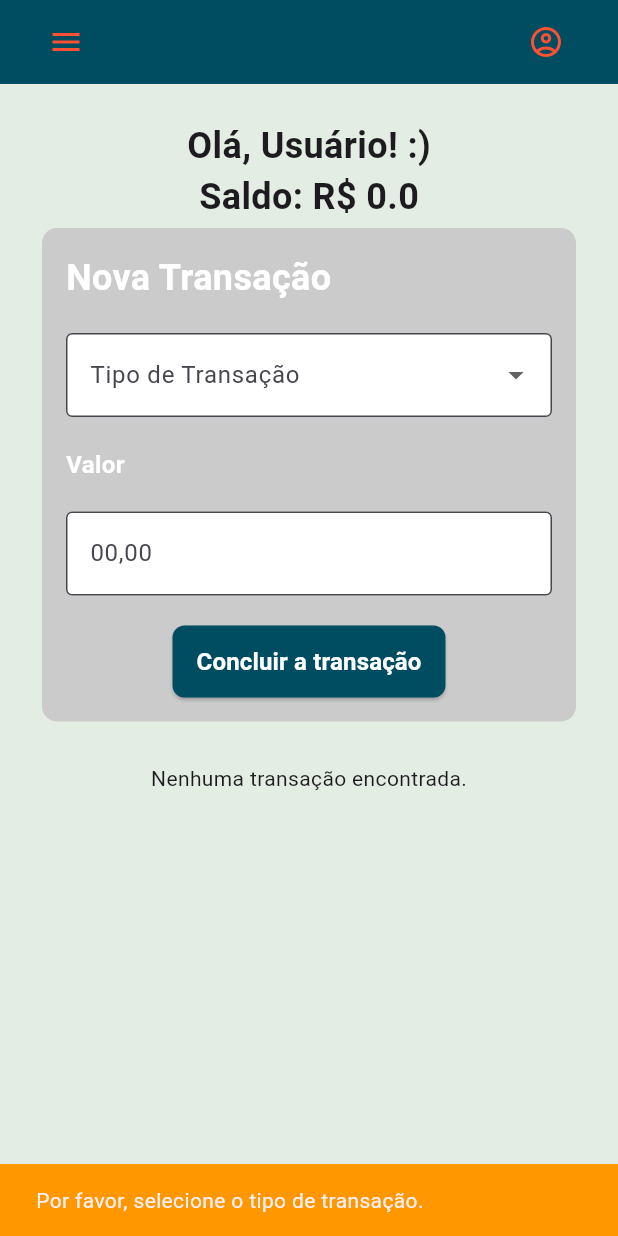
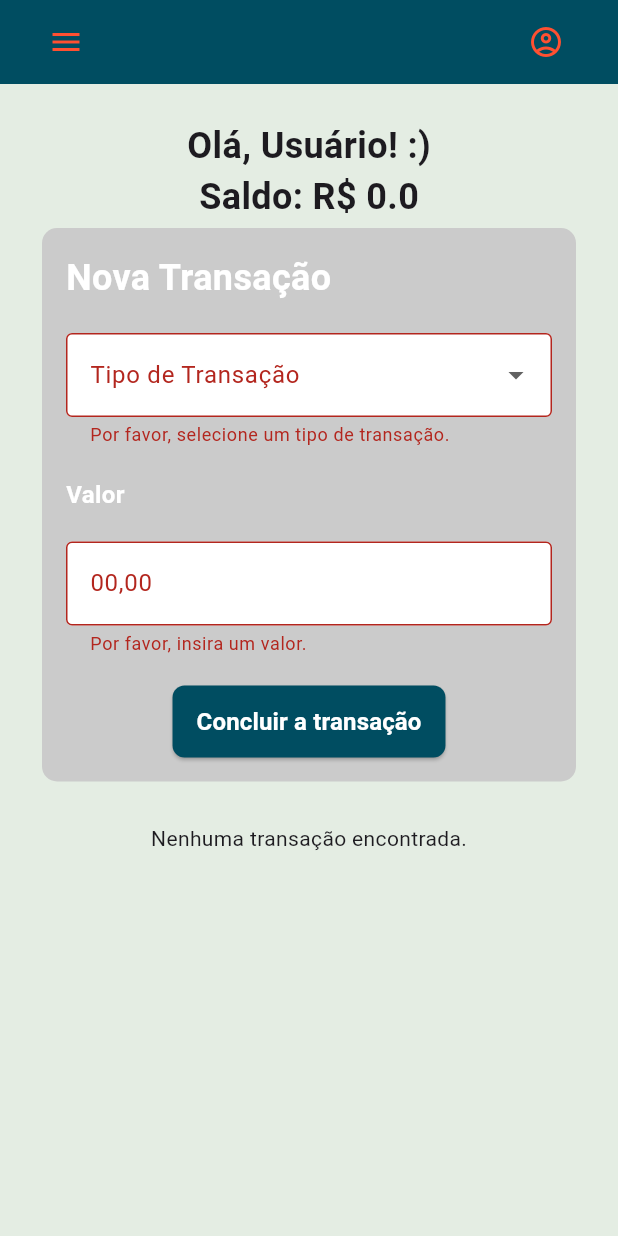
Before and after one commit to CarolBastos/tech_challenge_fase3, a Flutter app: the DashboardScreen screen opened by its route, after a tap on "Concluir a transação", on a phone screen of 412 x 824 dp. Run offline on Flutter 3.47's test engine with Material 3 defaults, Android fonts, the phone set to English and light mode, and no system bars; our stand-ins replace cloud_firestore, firebase_auth, firebase_core; accounts and stored records are empty.

Commit message:
Validadores avançados em nova transação e editar transação

```diff
--- a/lib/widgets/dashboard/new_transaction/new_transaction.dart
+++ b/lib/widgets/dashboard/new_transaction/new_transaction.dart
@@ -16,10 +16,13 @@ class _NewTransactionState extends State<NewTransaction> {
   TextEditingController valorController = TextEditingController();
   List<String> tiposTransacao = ['Depósito', 'Saque', 'Transferência'];
   bool isLoading = false;
+  final _formKey = GlobalKey<FormState>(); // Chave para o formulário
 
   @override
   Widget build(BuildContext context) {
-    return Column(
+    return Form(
+      key: _formKey, // Associa o formulário à chave
+      child: Column(
         crossAxisAlignment: CrossAxisAlignment.start,
         children: [
           Text(
@@ -49,6 +52,12 @@ class _NewTransactionState extends State<NewTransaction> {
               fillColor: AppColors.white,
             ),
             isExpanded: true,
+            validator: (value) {
+              if (value == null || value.isEmpty) {
+                return 'Por favor, selecione um tipo de transação.';
+              }
+              return null;
+            },
           ),
           SizedBox(height: 20),
           Text(
@@ -62,7 +71,7 @@ class _NewTransactionState extends State<NewTransaction> {
           SizedBox(height: 20),
           TextFormField(
             controller: valorController,
-          keyboardType: TextInputType.number,
+            keyboardType: TextInputType.numberWithOptions(decimal: true),
             decoration: InputDecoration(
               labelText: '00,00',
               border: OutlineInputBorder(),
@@ -70,8 +79,16 @@ class _NewTransactionState extends State<NewTransaction> {
               fillColor: AppColors.white,
             ),
             validator: (value) {
-            if (value!.isEmpty) {
-              return 'Por favor, insira um valor';
+              if (value == null || value.isEmpty) {
+                return 'Por favor, insira um valor.';
+              }
+              // Verifica se o valor é um número válido
+              final valorNumerico = double.tryParse(value.replaceAll(',', '.'));
+              if (valorNumerico == null) {
+                return 'Por favor, insira um valor numérico válido.';
+              }
+              if (valorNumerico <= 0) {
+                return 'O valor deve ser maior que zero.';
               }
               return null;
             },
@@ -80,7 +97,9 @@ class _NewTransactionState extends State<NewTransaction> {
           Center(
             child: CustomButton(
               onPressed: () {
+                if (_formKey.currentState!.validate()) {
                   isLoading ? null : concluirTransacao();
+                }
               },
               text: 'Concluir a transação',
               backgroundColor: AppColors.darkTeal,
@@ -88,6 +107,7 @@ class _NewTransactionState extends State<NewTransaction> {
             ),
           ),
         ],
+      ),
     );
   }
 
```
Also changed, not shown: lib/widgets/dashboard/new_transaction/edit_transaction.dart (+24 -4 lines). Lines whose indentation alone changed are shown as unchanged.
